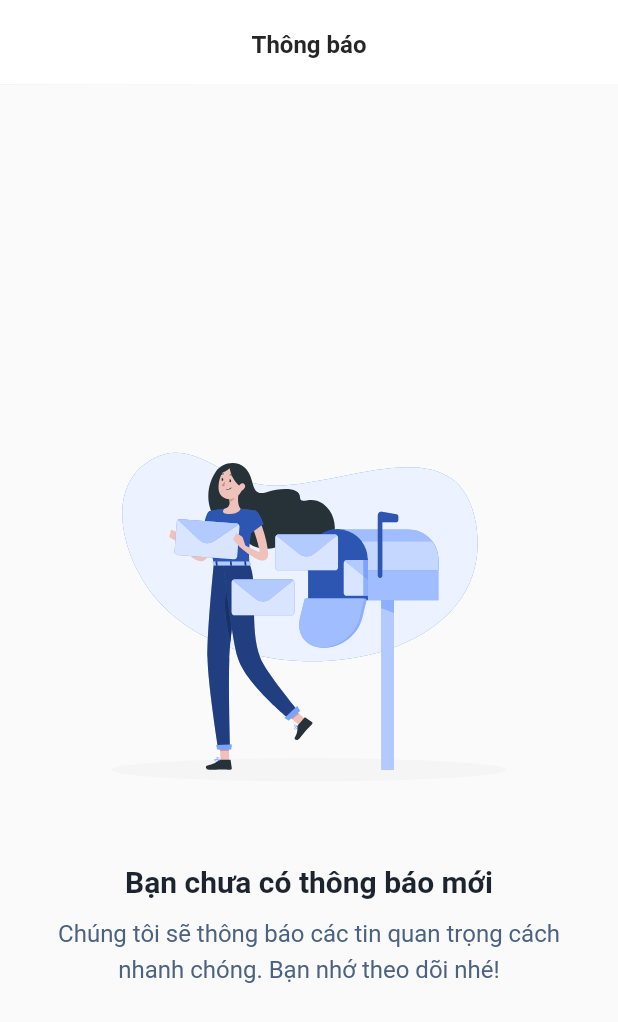
After one commit to thuno/Apartment-Manager, a Flutter app: the NotiScreen screen opened directly, on a phone screen of 412 x 824 dp. The commit adds this screen. Shown: the top 1022 px of the screen. Run offline on Flutter 3.47's test engine with Material 2 defaults, Android fonts, the phone set to English and light mode, and no system bars; our stand-ins replace flutter_svg.

Commit message:
complete noti screen

```diff
--- /dev/null
+++ b/lib/Module/noti_item.dart
@@ -0,0 +1 @@
+class NotifyItem {}
--- a/lib/View/bill_history_screen.dart
+++ b/lib/View/bill_history_screen.dart
@@ -1,7 +1,7 @@
 import 'package:flutter/material.dart';
 import 'package:flutter/services.dart';
 import 'package:flutter_svg/flutter_svg.dart';
-import 'package:project1/Module/bill_history.dart';
+import 'package:project1/Module/bill_item.dart';
 import 'package:project1/View/bill_detail_screen.dart';
 
 class BillHistoryScreen extends StatefulWidget {
--- a/lib/View/navigation_screen.dart
+++ b/lib/View/navigation_screen.dart
@@ -2,6 +2,7 @@ import 'package:flutter/material.dart';
 import 'package:flutter/services.dart';
 import 'package:flutter_svg/flutter_svg.dart';
 import 'package:project1/View/home_screen.dart';
+import 'package:project1/View/noti_screen.dart';
 import 'package:project1/View/payment_screen.dart';
 
 class NavigationScreen extends StatefulWidget {
@@ -17,6 +18,7 @@ class _NavigationScreenState extends State<NavigationScreen> {
   @override
   Widget build(BuildContext context) {
     return Scaffold(
+      backgroundColor: Colors.white,
       //set status bar ko màu và các icon có màu tối
       appBar: AppBar(
         automaticallyImplyLeading: false,
@@ -30,8 +32,8 @@ class _NavigationScreenState extends State<NavigationScreen> {
         switch (currentTab) {
           case 0:
             return const HomeScreen();
-          // case 1:
-          //   return const HomeScreen();
+          case 1:
+            return const NotiScreen();
           case 2:
             return const PaymentScreen();
           default:
--- /dev/null
+++ b/lib/View/noti_screen.dart
@@ -0,0 +1,269 @@
+import 'package:flutter/material.dart';
+import 'package:flutter_svg/flutter_svg.dart';
+import 'package:project1/Module/noti_item.dart';
+
+class NotiScreen extends StatefulWidget {
+  const NotiScreen({super.key});
+
+  @override
+  State<NotiScreen> createState() => _NotiScreenState();
+}
+
+class _NotiScreenState extends State<NotiScreen> {
+  List<NotifyItem> notifyList = [];
+
+  @override
+  Widget build(BuildContext context) {
+    return GestureDetector(
+      onTap: () {
+        FocusScope.of(context).unfocus();
+      },
+      child: Scaffold(
+        appBar: AppBar(
+          automaticallyImplyLeading: false,
+          elevation: 0.1,
+          toolbarHeight: notifyList.isNotEmpty ? 104 : 56,
+          backgroundColor: Colors.white,
+          centerTitle: true,
+          title: const Text(
+            'Thông báo',
+            style: TextStyle(
+              fontSize: 16,
+              height: 24 / 16,
+              fontWeight: FontWeight.w600,
+              color: Color(0xFF262626),
+            ),
+          ),
+          actions: notifyList.isNotEmpty
+              ? [
+                  Container(
+                    height: double.infinity,
+                    alignment: Alignment.center,
+                    margin: const EdgeInsets.only(bottom: 6, right: 16),
+                    child: const InkWell(
+                      child: Text(
+                        'Tuỳ chọn',
+                        style: TextStyle(
+                          fontSize: 14,
+                          height: 22 / 14,
+                          fontWeight: FontWeight.w500,
+                          color: Color(0xFF366AE2),
+                        ),
+                      ),
+                    ),
+                  )
+                ]
+              : null,
+          bottom: notifyList.isNotEmpty
+              ? PreferredSize(
+                  preferredSize: const Size.fromHeight(0),
+                  child: Container(
+                    margin: const EdgeInsets.symmetric(horizontal: 16, vertical: 8),
+                    height: 32,
+                    decoration: BoxDecoration(
+                      color: Color(0xFFF2F5F8),
+                      borderRadius: BorderRadius.circular(8),
+                    ),
+                    clipBehavior: Clip.hardEdge,
+                    child: const TextField(
+                      decoration: InputDecoration(
+                          hintText: 'Tìm kiếm thông báo',
+                          prefixIcon: Icon(
+                            Icons.search,
+                            color: Color(0xFF6E87AA),
+                            size: 16,
+                          ),
+                          prefixIconConstraints: BoxConstraints(minWidth: 40),
+                          border: InputBorder.none,
+                          contentPadding: EdgeInsets.symmetric(vertical: 10)),
+                      style: TextStyle(fontSize: 14, height: 22 / 14),
+                    ),
+                  ),
+                )
+              : null,
+        ),
+        body: notifyList.isNotEmpty
+            ? ListView(
+                physics: const BouncingScrollPhysics(),
+                children: [
+                  Container(
+                    padding: const EdgeInsets.fromLTRB(16, 16, 16, 8),
+                    child: const Text(
+                      'Hôm nay',
+                      style: TextStyle(
+                        fontSize: 16,
+                        height: 22 / 16,
+                        color: Color(0xFF1C2430),
+                      ),
+                    ),
+                  ),
+                  ...List.generate(2, (index) {
+                    return Container(
+                      padding: const EdgeInsets.all(16),
+                      child: Row(
+                        crossAxisAlignment: CrossAxisAlignment.start,
+                        children: [
+                          Container(
+                            width: 32,
+                            height: 32,
+                            padding: const EdgeInsets.all(6),
+                            margin: const EdgeInsets.only(right: 12),
+                            decoration: const BoxDecoration(
+                              shape: BoxShape.circle,
+                              color: Color(0xFFEDF2FD),
+                            ),
+                            clipBehavior: Clip.hardEdge,
+                            child: SvgPicture.asset('lib/Assets/settings.svg'),
+                          ),
+                          Expanded(
+                            child: Column(
+                              crossAxisAlignment: CrossAxisAlignment.start,
+                              children: [
+                                const Text(
+                                  'Hệ thống',
+                                  style: TextStyle(
+                                    fontSize: 14,
+                                    height: 22 / 14,
+                                    fontWeight: FontWeight.w700,
+                                    color: Color(0xFF1C2430),
+                                  ),
+                                ),
+                                Container(
+                                  margin: const EdgeInsets.only(top: 4, bottom: 8),
+                                  child: const Text(
+                                    'Phiên bản mới đã được cập nhật! Chúng tôi luôn đem trải nghiệm tốt nhất đến bạn',
+                                    maxLines: 2,
+                                    overflow: TextOverflow.ellipsis,
+                                    style: TextStyle(
+                                      fontSize: 14,
+                                      height: 22 / 14,
+                                      color: Color(0xFF4B6281),
+                                    ),
+                                  ),
+                                ),
+                                const Text(
+                                  'Vừa xong',
+                                  style: TextStyle(
+                                    fontSize: 12,
+                                    height: 16 / 12,
+                                    color: Color(0xFF366AE2),
+                                  ),
+                                )
+                              ],
+                            ),
+                          ),
+                          SvgPicture.asset('lib/Assets/trash-can.svg')
+                        ],
+                      ),
+                    );
+                  }),
+                  Container(
+                    padding: const EdgeInsets.fromLTRB(16, 16, 16, 8),
+                    child: const Text(
+                      'Cũ hơn',
+                      style: TextStyle(
+                        fontSize: 16,
+                        height: 22 / 16,
+                        color: Color(0xFF1C2430),
+                      ),
+                    ),
+                  ),
+                  ...List.generate(5, (index) {
+                    return Container(
+                      padding: const EdgeInsets.all(16),
+                      child: Row(
+                        crossAxisAlignment: CrossAxisAlignment.start,
+                        children: [
+                          Container(
+                            width: 32,
+                            height: 32,
+                            padding: const EdgeInsets.all(6),
+                            margin: const EdgeInsets.only(right: 12),
+                            decoration: const BoxDecoration(
+                              shape: BoxShape.circle,
+                              color: Color(0xFFEDF2FD),
+                            ),
+                            clipBehavior: Clip.hardEdge,
+                            child: SvgPicture.asset('lib/Assets/settings.svg'),
+                          ),
+                          Expanded(
+                            child: Column(
+                              crossAxisAlignment: CrossAxisAlignment.start,
+                              children: [
+                                const Text(
+                                  'Hóa đơn',
+                                  style: TextStyle(
+                                    fontSize: 14,
+                                    height: 22 / 14,
+                                    fontWeight: FontWeight.w700,
+                                    color: Color(0xFF1C2430),
+                                  ),
+                                ),
+                                Container(
+                                  margin: const EdgeInsets.only(top: 4, bottom: 8),
+                                  child: const Text(
+                                    'Đã có hóa đơn tiền phòng tháng này !',
+                                    maxLines: 2,
+                                    overflow: TextOverflow.ellipsis,
+                                    style: TextStyle(
+                                      fontSize: 14,
+                                      height: 22 / 14,
+                                      color: Color(0xFF4B6281),
+                                    ),
+                                  ),
+                                ),
+                                const Text(
+                                  '17:15',
+                                  style: TextStyle(
+                                    fontSize: 12,
+                                    height: 16 / 12,
+                                    color: Color(0xFF6E87AA),
+                                  ),
+                                )
+                              ],
+                            ),
+                          ),
+                          SvgPicture.asset('lib/Assets/trash-can.svg')
+                        ],
+                      ),
+                    );
+                  }),
+                ],
+              )
+            : Center(
+                child: Container(
+                  padding: const EdgeInsets.symmetric(horizontal: 36),
+                  child: Column(
+                    mainAxisSize: MainAxisSize.min,
+                    children: [
+                      SvgPicture.asset('lib/Assets/noti screen.svg'),
+                      Container(
+                        margin: const EdgeInsets.symmetric(vertical: 8),
+                        child: const Text(
+                          'Bạn chưa có thông báo mới',
+                          style: TextStyle(
+                            fontSize: 20,
+                            height: 28 / 20,
+                            fontWeight: FontWeight.w700,
+                            color: Color(0xFF1C2430),
+                          ),
+                        ),
+                      ),
+                      const Text(
+                        'Chúng tôi sẽ thông báo các tin quan trọng cách nhanh chóng. Bạn nhớ theo dõi nhé!',
+                        maxLines: 3,
+                        textAlign: TextAlign.center,
+                        style: TextStyle(
+                          fontSize: 16,
+                          height: 24 / 16,
+                          color: Color(0xFF4B6281),
+                        ),
+                      )
+                    ],
+                  ),
+                ),
+              ),
+      ),
+    );
+  }
+}
--- a/lib/View/payment_screen.dart
+++ b/lib/View/payment_screen.dart
@@ -15,6 +15,7 @@ class _PaymentScreenState extends State<PaymentScreen> {
   @override
   Widget build(BuildContext context) {
     return Scaffold(
+      backgroundColor: Colors.white,
       appBar: AppBar(
         automaticallyImplyLeading: false,
         elevation: 0,
```
Also changed, not shown: lib/Assets/file.svg (added), lib/Assets/settings.svg (added), lib/Assets/trash-can.svg (added), lib/Module/bill_item.dart (renamed from lib/Module/bill_history.dart).
